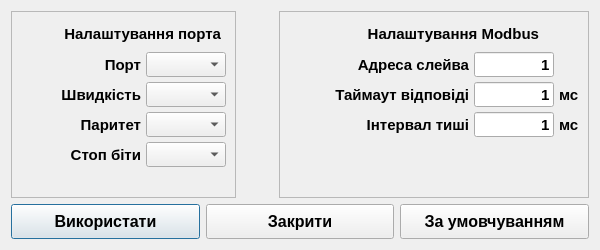
Above: dialogconnectionsettings.ui from Goodjamp/Mdio before the change. Below: the same form after it.
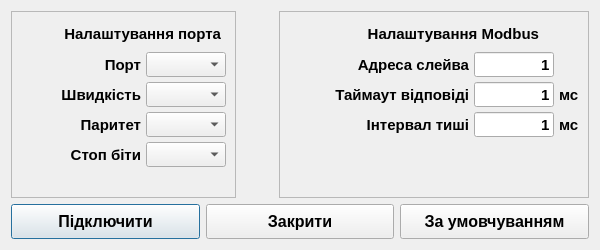
That is the form after the change.

What changed in the file:
```diff
--- a/dialogconnectionsettings.ui
+++ b/dialogconnectionsettings.ui
@@ -605,7 +605,7 @@
         </font>
        </property>
        <property name="text">
-        <string>Використати</string>
+        <string>Підключити</string>
        </property>
       </widget>
      </item>
```
